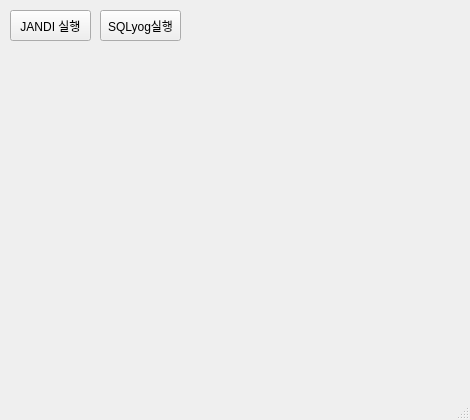
Before: the Qt Designer form kh_macro/kh_macro.ui in Flowerkh/python, drawn with Qt 5.
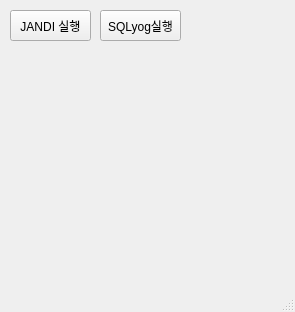
After: the same form once the commit is applied.

Patch:
```diff
--- a/kh_macro/kh_macro.ui
+++ b/kh_macro/kh_macro.ui
@@ -6,8 +6,8 @@
    <rect>
     <x>0</x>
     <y>0</y>
-    <width>470</width>
-    <height>420</height>
+    <width>295</width>
+    <height>312</height>
    </rect>
   </property>
   <property name="windowTitle">
```
Left out of the diff: 6 changed lines with no effect on the pictures.
